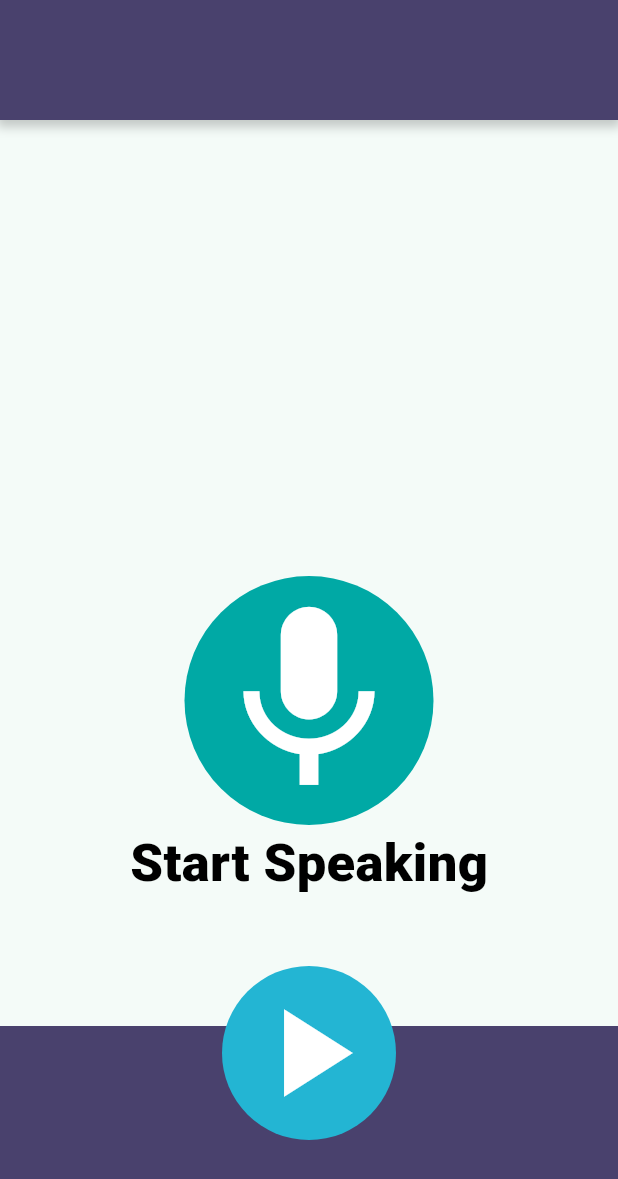
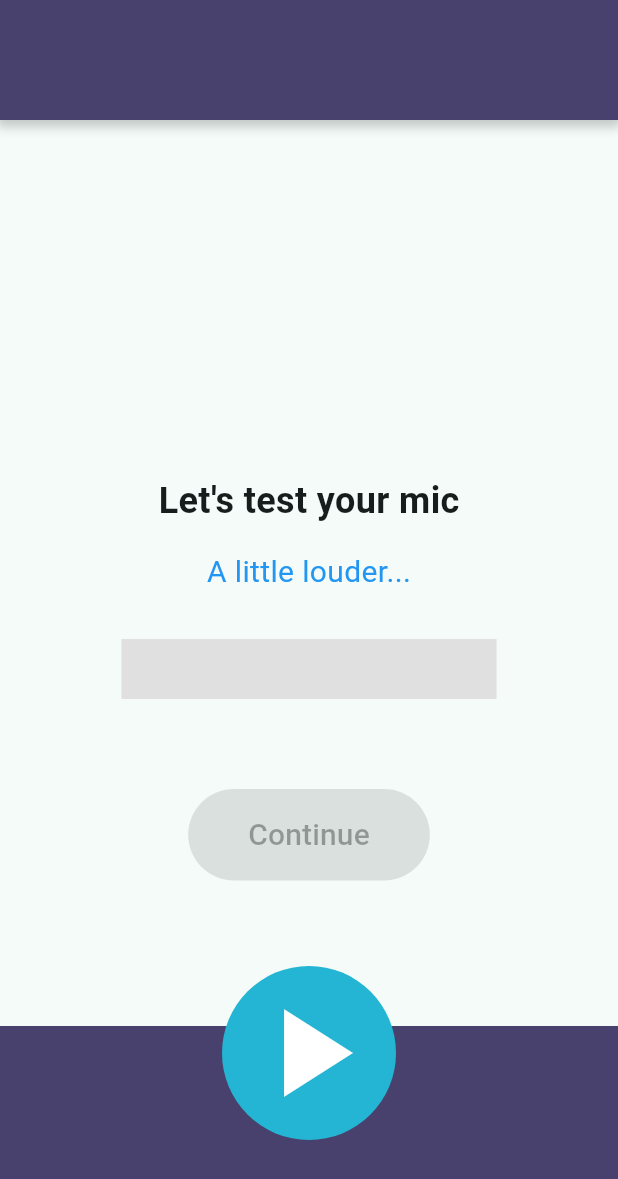
Before and after one commit to kemdav/voquadro, a Flutter app: the PublicSpeakingHub screen opened directly, after a tap on "Start Speaking!", on a phone screen of 412 x 824 dp. Shown: the top 1179 px of the screen. Run offline on Flutter 3.47's test engine with Material 3 defaults, Android fonts, the phone set to English and light mode, and no system bars; our stand-ins replace email_validator, flutter_dotenv, just_audio, logger, permission_handler, supabase_flutter; missing offline and left inert: bcrypt, record; accounts and stored records are empty.

Commit message:
feat: mic test

```diff
--- a/lib/hubs/controllers/audio_controller.dart
+++ b/lib/hubs/controllers/audio_controller.dart
@@ -1,4 +1,6 @@
+import 'dart:async';
 import 'dart:io';
+import 'dart:typed_data';
 import 'package:flutter/material.dart';
 import 'package:just_audio/just_audio.dart';
 import 'package:logger/logger.dart';
@@ -25,6 +27,80 @@ class AudioController with ChangeNotifier {
 
   AudioState get audioState => _audioState;
   String? get audioPath => _audioPath;
+
+  StreamSubscription? _amplitudeSubscription;
+  double _currentAmplitude = 0.0;
+  bool _hasReachedGoodVolume = false;
+
+  double get currentAmplitude => _currentAmplitude; // Value from 0.0 to 1.0
+  bool get hasReachedGoodVolume => _hasReachedGoodVolume;
+
+   /// Starts a live stream to monitor microphone input level.
+  Future<void> startAmplitudeStream() async {
+    final status = await Permission.microphone.request();
+    if (!status.isGranted) {
+      throw Exception('Microphone permission not granted');
+    }
+
+    // Reset state for a new test
+    _hasReachedGoodVolume = false;
+    _currentAmplitude = 0.0;
+    notifyListeners();
+
+    final stream = await _audioRecorder.startStream(const RecordConfig(
+      encoder: AudioEncoder.pcm16bits,
+    ));
+
+    _amplitudeSubscription = stream.listen((data) {
+      // This is the core logic to calculate volume from raw audio data
+      _calculateAmplitude(data);
+    });
+  }
+
+  /// Stops the amplitude stream.
+  Future<void> stopAmplitudeStream() async {
+    await _amplitudeSubscription?.cancel();
+    _currentAmplitude = 0.0;
+
+    // Check if the recorder is still active before stopping
+    if (await _audioRecorder.isRecording()) {
+      await _audioRecorder.stop();
+    }
+
+    notifyListeners();
+  }
+
+  /// Calculates a normalized amplitude (0.0 - 1.0) from raw PCM data.
+  void _calculateAmplitude(Uint8List audioData) {
+    // The raw data is a series of 16-bit signed integers (PCM16)
+    int maxAmplitude = 0;
+
+    // Create a view into the byte buffer to read 16-bit integers
+    var buffer = audioData.buffer.asByteData();
+
+    // Iterate through the buffer, reading two bytes at a time
+    for (var i = 0; i < audioData.lengthInBytes; i += 2) {
+      // Read a 16-bit signed integer (little-endian is standard for PCM)
+      var sample = buffer.getInt16(i, Endian.little);
+      var absSample = sample.abs();
+
+      if (absSample > maxAmplitude) {
+        maxAmplitude = absSample;
+      }
+    }
+
+    // Normalize the amplitude to a value between 0.0 and 1.0
+    // The max value for a 16-bit signed integer is 32767
+    _currentAmplitude = maxAmplitude / 32767.0;
+
+    // Check if the volume is in the "Good" range (e.g., 20% to 80%) [It could be adjusted on what volume would be suitable for the transcript]
+    if (!_hasReachedGoodVolume && _currentAmplitude > 0.2 && _currentAmplitude < 0.8) {
+      _hasReachedGoodVolume = true;
+    }
+
+    notifyListeners(); // Notify the UI to update the volume meter
+  }
+
 
   /// Starts the audio recording process.
   Future<void> startRecording() async {
--- a/lib/screens/gameplay/publicSpeaking/pages/mic_test_page.dart
+++ b/lib/screens/gameplay/publicSpeaking/pages/mic_test_page.dart
@@ -1,87 +1,97 @@
 import 'package:flutter/material.dart';
 import 'package:provider/provider.dart';
 import 'package:voquadro/hubs/controllers/audio_controller.dart';
-import 'package:voquadro/src/hex_color.dart';
+import 'package:voquadro/hubs/controllers/public_speaking_controller.dart';
 import 'package:logger/logger.dart';
 
 var logger = Logger();
 
-class MicTestPage extends StatelessWidget {
+class MicTestPage extends StatefulWidget {
   const MicTestPage({super.key});
 
-  String _audioStateText(AudioState audioState) {
-    if (audioState == AudioState.recording) {
-      return 'Recording';
-    } else {
-    return 'Start Speaking';
-    }
+  @override
+  State<MicTestPage> createState() => _MicTestPageState();
+}
+
+class _MicTestPageState extends State<MicTestPage> {
+  @override
+  void initState() {
+    super.initState();
+    // Start the volume test as soon as the page is visible
+    // Use addPostFrameCallback to ensure the context is ready
+    WidgetsBinding.instance.addPostFrameCallback((_) {
+      context.read<AudioController>().startAmplitudeStream();
+    });
   }
+
+   @override
+  void dispose() {
+    context.read<AudioController>().stopAmplitudeStream();
+    super.dispose();
+  }
+
 
   @override
   Widget build(BuildContext context) {
     final audioController = context.watch<AudioController>();
+    final publicSpeakingController = context.read<PublicSpeakingController>();
 
-    const double customAppBarHeight = 80.0;
+    String feedbackText;
+    Color progressColor;
+
+    if (audioController.currentAmplitude < 0.2) {
+      feedbackText = 'A little louder...';
+      progressColor = Colors.blue;
+    } else if (audioController.currentAmplitude < 0.8) {
+      feedbackText = 'Perfect!';
+      progressColor = Colors.green;
+    } else {
+      feedbackText = 'A little quieter...';
+      progressColor = Colors.red;
+    }
     return Center(
       child: Column(
         mainAxisAlignment: MainAxisAlignment.center,
         children: [
-          Padding(
-            padding: const EdgeInsets.only(top: customAppBarHeight),
-            child: IconButton.filled(
-              onPressed: () {
-                if (audioController.audioState == AudioState.recording) {
-                  context.read<AudioController>().stopRecording();
-                } else {
-                  context.read<AudioController>().startRecording();
-                }
-              },
-              icon: const Icon(Icons.mic),
-              iconSize: 150,
-              style: IconButton.styleFrom(
-                backgroundColor: "00A9A5".toColor(),
-                foregroundColor: Colors.white,
-              ),
+          const Text(
+            'Let\'s test your mic',
+            style: TextStyle(fontSize: 24, fontWeight: FontWeight.bold),
+          ),
+          const SizedBox(height: 16),
+          Text(
+            feedbackText,
+            style: TextStyle(fontSize: 20, color: progressColor),
+          ),
+          const SizedBox(height: 30),
+
+          // The visual volume meter
+          SizedBox(
+            width: 250,
+            height: 40,
+            child: LinearProgressIndicator(
+              value: audioController.currentAmplitude,
+              backgroundColor: Colors.grey.shade300,
+              valueColor: AlwaysStoppedAnimation<Color>(progressColor),
             ),
           ),
-          Text(
-            _audioStateText(audioController.audioState),
-            style: TextStyle(
-              color: Colors.black,
-              fontSize: 35,
-              fontWeight: FontWeight.w900,
+
+          const SizedBox(height: 60),
+
+          // The Continue button, enabled only after good volume is detected
+          ElevatedButton(
+            style: ElevatedButton.styleFrom(
+              padding: const EdgeInsets.symmetric(horizontal: 40, vertical: 16),
             ),
+            // Use the property from the controller to enable/disable the button
+            onPressed: audioController.hasReachedGoodVolume
+                ? () {
+                    // When continue is pressed, stop the test and start the actual game
+                    audioController.stopAmplitudeStream();
+                    publicSpeakingController.startGameplaySequence();
+                  }
+                : null, // null disables the button
+            child: const Text('Continue', style: TextStyle(fontSize: 20)),
           ),
-          if (audioController.audioState == AudioState.stopped || audioController.audioState == AudioState.playing)
-            Row(
-              mainAxisAlignment: MainAxisAlignment.center,
-              children: [
-                // Play/Stop Playback Button
-                ElevatedButton.icon(
-                  onPressed: () {
-                    if (audioController.audioState == AudioState.playing) {
-                      context.read<AudioController>().stopPlayback();
-                    } else {
-                      context.read<AudioController>().playRecording();
-                    }
-                  },
-                  icon: Icon(audioController.audioState == AudioState.playing ? Icons.stop_circle_outlined : Icons.play_arrow),
-                  label: Text(audioController.audioState == AudioState.playing ? 'Stop' : 'Play Recording'),
-                ),
-
-                const SizedBox(width: 20),
-
-                // Upload Button
-                ElevatedButton.icon(
-                  // Disable the upload button while playing audio to prevent issues
-                  onPressed: audioController.audioState == AudioState.playing
-                             ? null
-                             : () => context.read<AudioController>().uploadAudio(),
-                  icon: const Icon(Icons.cloud_upload),
-                  label: const Text('Upload'),
-                ),
-              ],
-            )
         ],
       ),
     );
```
